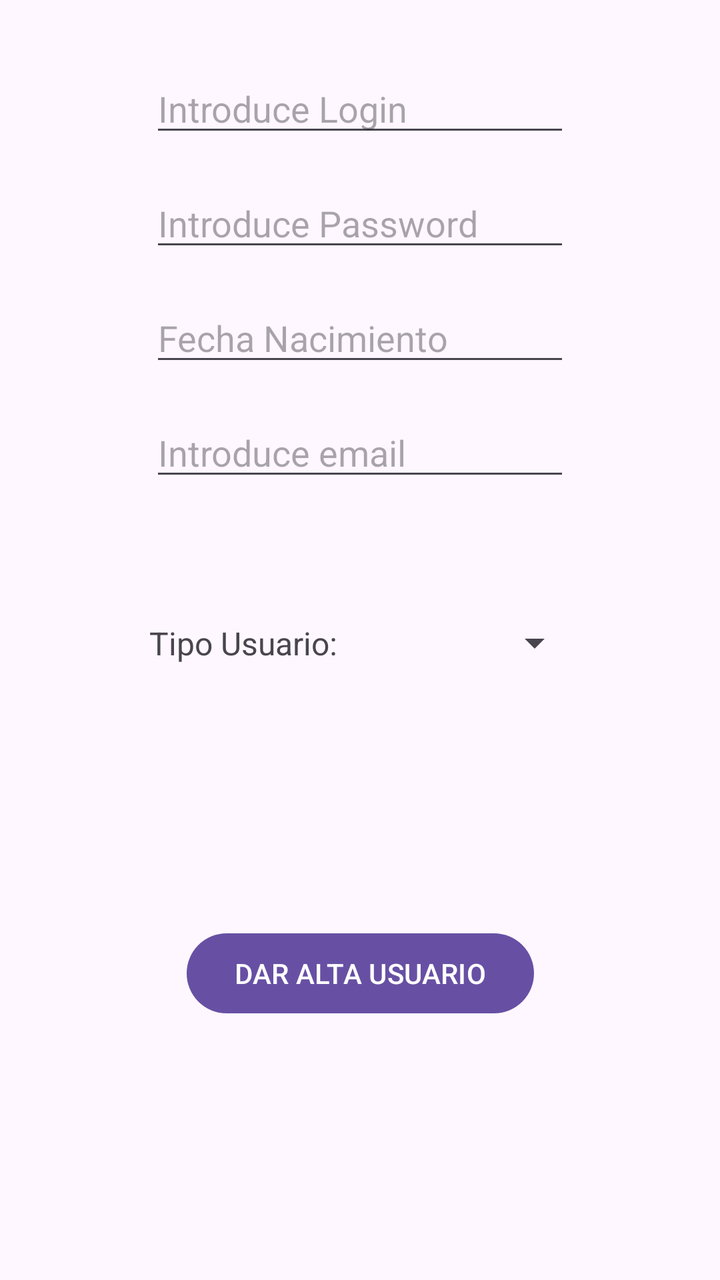
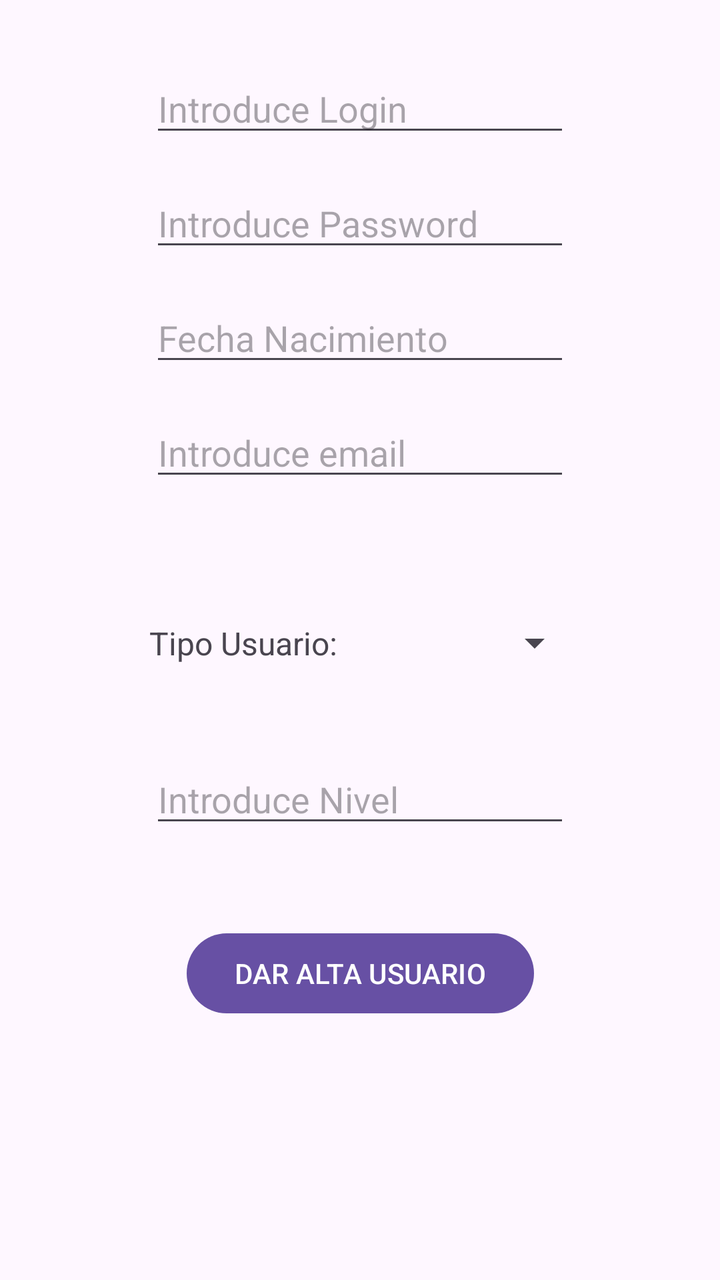

Two renders of the same Android screen: before a commit and after it. Below are the layout's source before the change and the commit's diff.
<!-- AndroidManifest.xml: application theme Theme.EjercicioPOO -->
<!-- res/layout/activity_main.xml -->
<?xml version="1.0" encoding="utf-8"?>
<androidx.constraintlayout.widget.ConstraintLayout xmlns:android="http://schemas.android.com/apk/res/android"
    xmlns:app="http://schemas.android.com/apk/res-auto"
    xmlns:tools="http://schemas.android.com/tools"
    android:id="@+id/main"
    android:layout_width="match_parent"
    android:layout_height="match_parent"
    tools:context=".MainActivity">

    <EditText
        android:id="@+id/editTextLogin"
        android:layout_width="wrap_content"
        android:layout_height="wrap_content"
        android:layout_marginTop="32dp"
        android:ems="10"
        android:hint="Introduce Login"
        android:inputType="text"
        app:layout_constraintEnd_toEndOf="parent"
        app:layout_constraintStart_toStartOf="parent"
        app:layout_constraintTop_toTopOf="parent" />

    <EditText
        android:id="@+id/editTextPassword"
        android:layout_width="wrap_content"
        android:layout_height="wrap_content"
        android:layout_marginTop="16dp"
        android:ems="10"
        android:hint="Introduce Password"
        android:inputType="textPassword"
        app:layout_constraintEnd_toEndOf="parent"
        app:layout_constraintStart_toStartOf="parent"
        app:layout_constraintTop_toBottomOf="@+id/editTextLogin" />

    <EditText
        android:id="@+id/editTextFechaNacimiento"
        android:layout_width="wrap_content"
        android:layout_height="wrap_content"
        android:layout_marginTop="16dp"
        android:ems="10"
        android:clickable="true"
        android:focusable="false"
        android:hint="Fecha Nacimiento"
        android:inputType="none"
        app:layout_constraintEnd_toEndOf="parent"
        app:layout_constraintStart_toStartOf="parent"
        app:layout_constraintTop_toBottomOf="@+id/editTextPassword" />

    <EditText
        android:id="@+id/editTextEmail"
        android:layout_width="wrap_content"
        android:layout_height="wrap_content"
        android:layout_marginTop="16dp"
        android:ems="10"
        android:hint="Introduce email"
        android:inputType="textEmailAddress"
        app:layout_constraintEnd_toEndOf="parent"
        app:layout_constraintStart_toStartOf="parent"
        app:layout_constraintTop_toBottomOf="@+id/editTextFechaNacimiento" />

    <Spinner
        android:id="@+id/spinnerTipoUsuario"
        android:layout_width="wrap_content"
        android:layout_height="wrap_content"
        android:layout_marginTop="64dp"
        app:layout_constraintEnd_toEndOf="parent"
        app:layout_constraintHorizontal_bias="0.78"
        app:layout_constraintStart_toStartOf="parent"
        app:layout_constraintTop_toBottomOf="@+id/editTextEmail" />

    <TextView
        android:id="@+id/textView"
        android:layout_width="wrap_content"
        android:layout_height="wrap_content"
        android:text="Tipo Usuario:"
        android:textSize="16sp"
        app:layout_constraintBottom_toBottomOf="@+id/spinnerTipoUsuario"
        app:layout_constraintEnd_toStartOf="@+id/spinnerTipoUsuario"
        app:layout_constraintStart_toStartOf="parent"
        app:layout_constraintTop_toTopOf="@+id/spinnerTipoUsuario" />

    <Button
        android:id="@+id/buttonDarAlta"
        android:layout_width="wrap_content"
        android:layout_height="wrap_content"
        android:text="DAR ALTA USUARIO"
        app:layout_constraintBottom_toBottomOf="parent"
        app:layout_constraintEnd_toEndOf="parent"
        app:layout_constraintStart_toStartOf="parent"
        app:layout_constraintTop_toBottomOf="@+id/spinnerTipoUsuario" />

</androidx.constraintlayout.widget.ConstraintLayout>
<!-- resources referenced by this layout -->
<resources>
  <style name="Theme.EjercicioPOO" parent="Base.Theme.EjercicioPOO" />
  <style name="Base.Theme.EjercicioPOO" parent="Theme.Material3.DayNight.NoActionBar">
          
          
      </style>
</resources>

<!-- the commit's change to res/layout/activity_main.xml (unified diff, before → after) -->
@@ -88,4 +88,43 @@
         app:layout_constraintStart_toStartOf="parent"
         app:layout_constraintTop_toBottomOf="@+id/spinnerTipoUsuario" />
 
+    <include
+        layout="@layout/tipo_usuario"
+        android:id="@+id/miframelayout"
+        android:layout_width="wrap_content"
+        android:layout_height="wrap_content"
+
+        app:layout_constraintEnd_toEndOf="parent"
+        app:layout_constraintStart_toStartOf="parent"
+        app:layout_constraintTop_toBottomOf="@id/spinnerTipoUsuario"
+        app:layout_constraintBottom_toTopOf="@id/buttonDarAlta"
+        />
+
+
 </androidx.constraintlayout.widget.ConstraintLayout>
+<!-- res/layout/tipo_usuario.xml (included above) -->
+<?xml version="1.0" encoding="utf-8"?>
+<FrameLayout xmlns:android="http://schemas.android.com/apk/res/android"
+    android:layout_width="match_parent"
+    android:layout_height="match_parent"
+    >
+
+    <EditText
+        android:id="@+id/editTextArea"
+        android:layout_width="wrap_content"
+        android:layout_height="wrap_content"
+        android:ems="10"
+        android:inputType="text"
+        android:hint="Introduce Area"
+        android:visibility="gone"
+        android:text="Name" />
+
+    <EditText
+        android:id="@+id/editTextNivel"
+        android:layout_width="wrap_content"
+        android:layout_height="wrap_content"
+        android:ems="10"
+        android:hint="Introduce Nivel"
+        android:visibility="visible"
+        android:inputType="number" />
+</FrameLayout>
